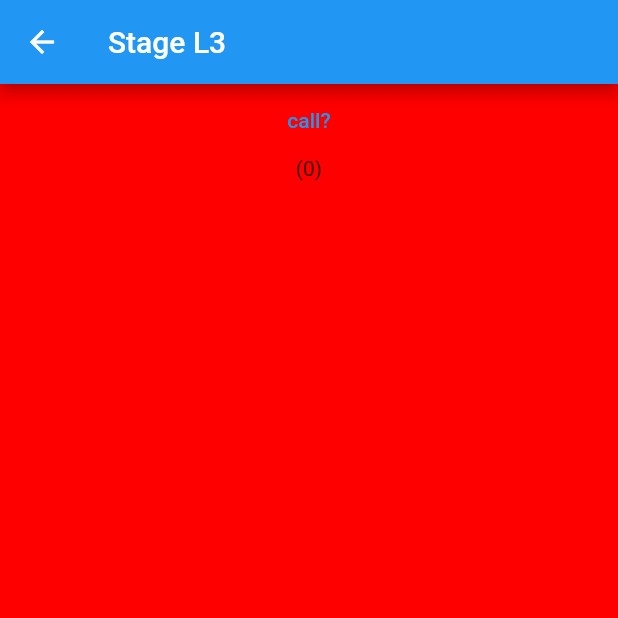
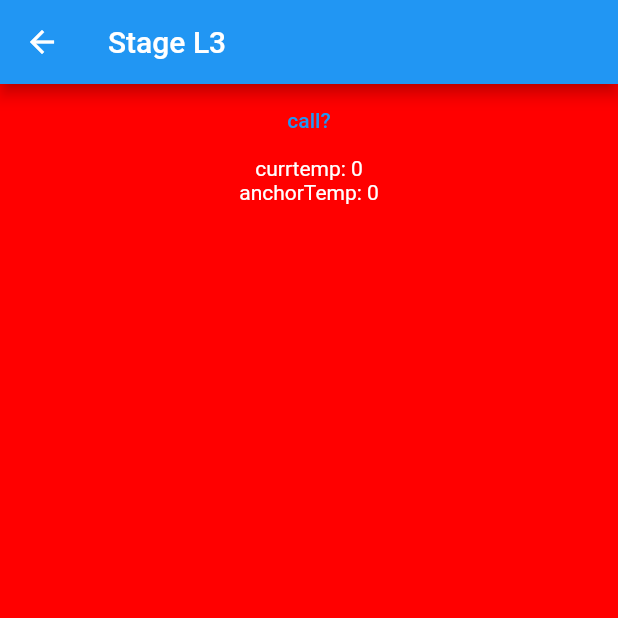
Before and after one commit to tnvchdql0255/Sensor_game, a Flutter app: the StageL3 screen opened directly, after a tap on "call?", on a phone screen of 412 x 824 dp, the top half of it. Run offline on Flutter 3.47's test engine with Material 2 defaults, Android fonts, the phone set to English and light mode, and no system bars; our stand-ins replace battery_plus, sqflite; accounts and stored records are empty.

Commit message:
add4 stage

```diff
--- a/lib/stage/stage_L_3.dart
+++ b/lib/stage/stage_L_3.dart
@@ -28,23 +28,23 @@ class _StageL3State extends State<StageL3> {
   @override
   void initState() {
     super.initState();
-    setDefaultState();
-    startTimer();
+    //setDefaultState();
     WidgetsBinding.instance.addPostFrameCallback((_) {
-      popUps.showStartMessage(context);
+      popUps.showStartMessage(context).then(
+            (value) => startTimer(),
+          );
     });
   }
 
-  void startTimer() async {
+  void startTimer() {
     timer = Timer.periodic(const Duration(seconds: 1), (timer) async {
       temperature = await methodChannel.invokeMethod("callTemperatureSensor");
-      print(temperature);
-      if (temperature - 70 < anchorTemperature) {
+      if ((temperature - 70) < anchorTemperature) {
         r = r - 25;
         b = b + 25;
         print('r: $r, b: $b');
+        checkIsCooled();
       }
-      checkIsCooled();
 
       setState(() {});
     });
@@ -81,7 +81,10 @@ class _StageL3State extends State<StageL3> {
         body: Center(
           child: Column(children: [
             TextButton(onPressed: setDefaultState, child: const Text("call?")),
-            Text("($temperature)"),
+            Text("currtemp: $temperature",
+                style: const TextStyle(color: Colors.white)),
+            Text("anchorTemp: $anchorTemperature",
+                style: const TextStyle(color: Colors.white)),
           ]),
         ));
   }
```
Also changed, not shown: lib/stage/stage_L_5.dart (added, +22 -0 lines), 1 other file.
